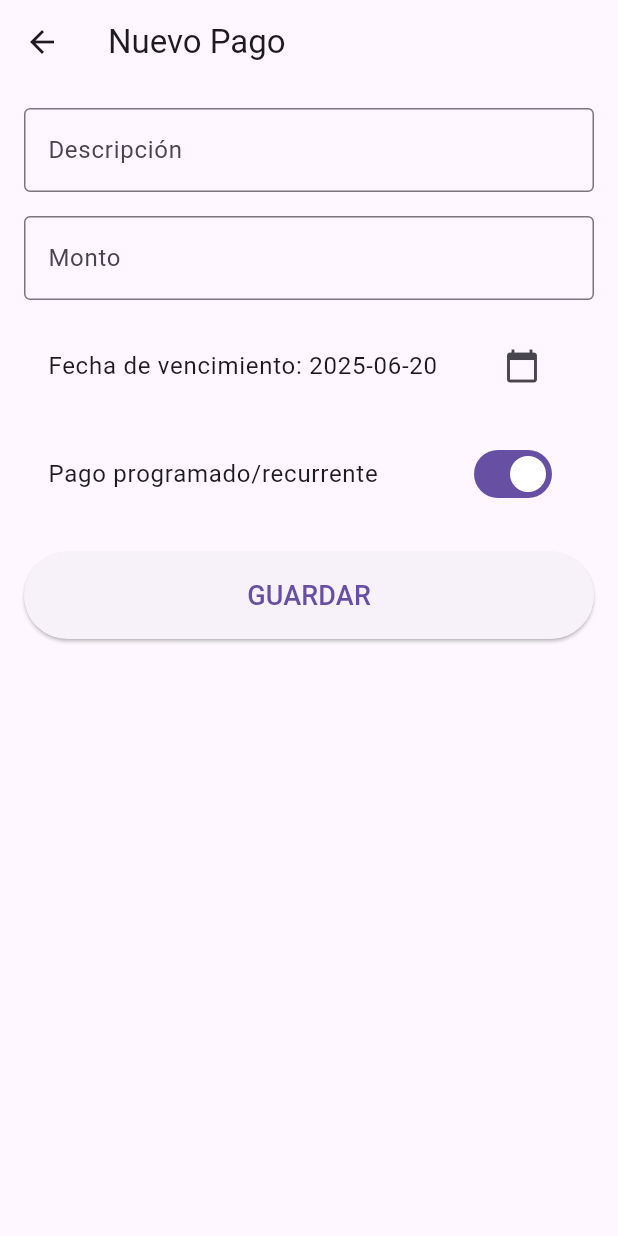
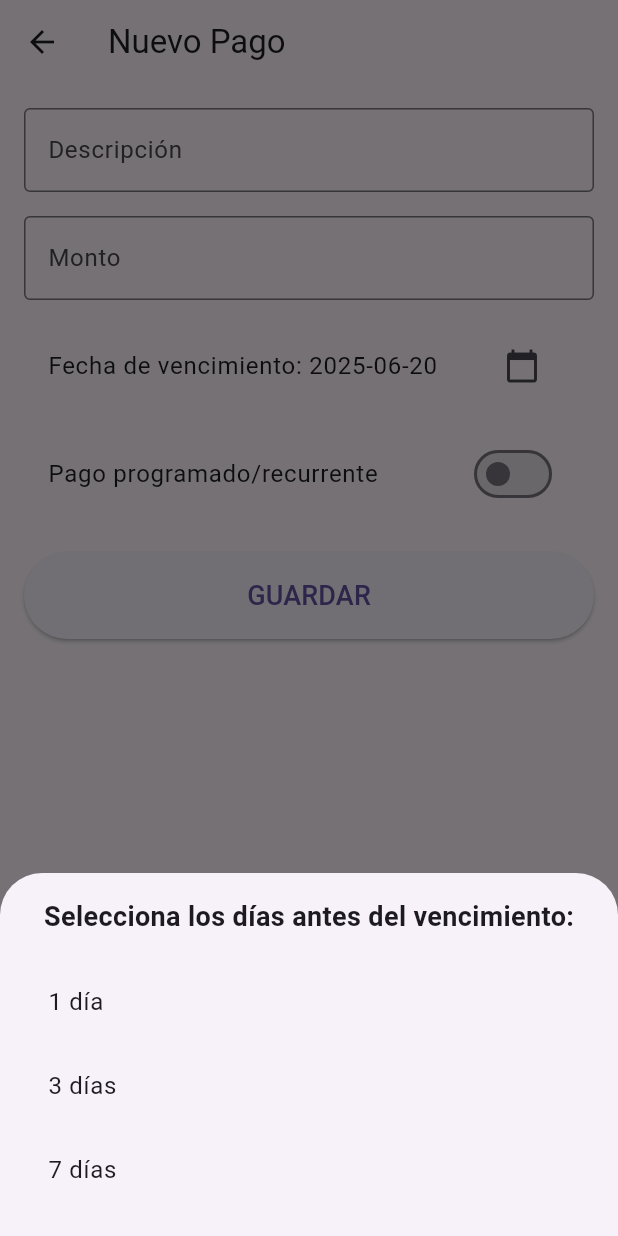
Before and after one commit to Alcander122/finaces, a Flutter app: the AgregarEditarPagoScreen screen opened by its route, after a tap on "Pago programado/recurrente", on a phone screen of 412 x 824 dp. Run offline on Flutter 3.47's test engine with Material 3 defaults, Android fonts, the phone set to English and light mode, and no system bars; our stand-ins replace cloud_firestore, firebase_auth, firebase_core, fl_chart, flutter_local_notifications, flutter_riverpod and 11 more; accounts and stored records are empty.

Commit message:
Refactorizar la estructura del código para mejorar la legibilidad y mantenibilidad.

```diff
--- a/lib/core/controller/my_app.dart
+++ b/lib/core/controller/my_app.dart
@@ -15,7 +15,7 @@ class _MyAppState extends ConsumerState<MyApp> with WidgetsBindingObserver {
   Timer? _inactivityTimer;
 
   /// Duración de inactividad antes de cerrar sesión automáticamente
-  final Duration _timeoutDuration = const Duration(minutes: 50);
+  final Duration _timeoutDuration = const Duration(minutes: 15);
 
   @override
   void initState() {
--- a/lib/core/data/models/pago_model.dart
+++ b/lib/core/data/models/pago_model.dart
@@ -1,29 +1,34 @@
+// pago_model.dart
 import 'package:cloud_firestore/cloud_firestore.dart';
 
-// Clase que representa un pago, incluye ID, descripción, monto, fecha de vencimiento y si está programado
 class Pago {
   final String id;
   final String descripcion;
   final double monto;
   final DateTime fechaVencimiento;
   final bool estaProgramado;
+  final int notificacionAntes; // Días antes del vencimiento para notificar
+  final String frecuenciaRecurrencia; // Ej: "mensual", "semanal"
 
-  // Constructor
   const Pago({
     required this.id,
     required this.descripcion,
     required this.monto,
     required this.fechaVencimiento,
     required this.estaProgramado,
+    required this.notificacionAntes,
+    required this.frecuenciaRecurrencia,
   });
 
-  // Método para copiar el objeto y modificarlo
+  // Crea una copia modificada del pago
   Pago copyWith({
     String? id,
     String? descripcion,
     double? monto,
     DateTime? fechaVencimiento,
     bool? estaProgramado,
+    int? notificacionAntes,
+    String? frecuenciaRecurrencia,
   }) {
     return Pago(
       id: id ?? this.id,
@@ -31,10 +36,12 @@ class Pago {
       monto: monto ?? this.monto,
       fechaVencimiento: fechaVencimiento ?? this.fechaVencimiento,
       estaProgramado: estaProgramado ?? this.estaProgramado,
+      notificacionAntes: notificacionAntes ?? this.notificacionAntes,
+      frecuenciaRecurrencia: frecuenciaRecurrencia ?? this.frecuenciaRecurrencia,
     );
   }
 
-  // Factory para crear un Pago a partir de un Map
+  // Convierte un Map en un objeto Pago
   factory Pago.fromMap(Map<String, dynamic> map) {
     return Pago(
       id: map['id'] ?? '',
@@ -42,16 +49,20 @@ class Pago {
       monto: (map['monto'] as num).toDouble(),
       fechaVencimiento: (map['fechaVencimiento'] as Timestamp).toDate(),
       estaProgramado: map['estaProgramado'] ?? false,
+      notificacionAntes: map['notificacionAntes'] ?? 1, // Por defecto 1 día
+      frecuenciaRecurrencia: map['frecuenciaRecurrencia'] ?? 'mensual', // Por defecto mensual
     );
   }
 
-  // Método para convertir el objeto en un Map
+  // Convierte el objeto Pago en un Map para Firebase
   Map<String, dynamic> toMap() {
     return {
       'descripcion': descripcion,
       'monto': monto,
       'fechaVencimiento': fechaVencimiento,
       'estaProgramado': estaProgramado,
+      'notificacionAntes': notificacionAntes,
+      'frecuenciaRecurrencia': frecuenciaRecurrencia,
     };
   }
 }
--- a/lib/presentations/screens/Pagos/agregar_editar_pago_screen.dart
+++ b/lib/presentations/screens/Pagos/agregar_editar_pago_screen.dart
@@ -9,18 +9,90 @@ class AgregarEditarPagoScreen extends ConsumerStatefulWidget {
   const AgregarEditarPagoScreen({super.key});
 
   @override
-  ConsumerState<AgregarEditarPagoScreen> createState() =>
-      _AgregarEditarPagoScreenState();
+  ConsumerState<AgregarEditarPagoScreen> createState() => _AgregarEditarPagoScreenState();
 }
 
-class _AgregarEditarPagoScreenState
-    extends ConsumerState<AgregarEditarPagoScreen> {
+class _AgregarEditarPagoScreenState extends ConsumerState<AgregarEditarPagoScreen> {
   final _formKey = GlobalKey<FormState>();
   final _descripcionController = TextEditingController();
   final _montoController = TextEditingController();
   late DateTime _fechaVencimiento;
   bool _esProgramado = false;
+  int _diasAntes = 1; // Días antes del vencimiento
+  String _frecuencia = 'mensual'; // Frecuencia de recurrencia
   bool _datosInicializados = false;
+
+  Future<void> _mostrarDialogoDias(BuildContext context) async {
+    final resultado = await showModalBottomSheet<int>(
+      context: context,
+      builder: (context) {
+        return Container(
+          padding: const EdgeInsets.all(16),
+          child: Column(
+            mainAxisSize: MainAxisSize.min,
+            children: [
+              const Text('Selecciona los días antes del vencimiento:',
+                style: TextStyle(fontSize: 18, fontWeight: FontWeight.bold),
+              ),
+              const SizedBox(height: 16),
+              ListTile(
+                title: const Text('1 día'),
+                onTap: () => Navigator.pop(context, 1),
+              ),
+              ListTile(
+                title: const Text('3 días'),
+                onTap: () => Navigator.pop(context, 3),
+              ),
+              ListTile(
+                title: const Text('7 días'),
+                onTap: () => Navigator.pop(context, 7),
+              ),
+            ],
+          ),
+        );
+      },
+    );
+
+    if (resultado != null) {
+      setState(() => _diasAntes = resultado);
+    }
+  }
+
+  Future<void> _mostrarDialogoFrecuencia(BuildContext context) async {
+    final resultado = await showModalBottomSheet<String>(
+      context: context,
+      builder: (context) {
+        return Container(
+          padding: const EdgeInsets.all(16),
+          child: Column(
+            mainAxisSize: MainAxisSize.min,
+            children: [
+              const Text('Selecciona la frecuencia de recurrencia:',
+                style: TextStyle(fontSize: 18, fontWeight: FontWeight.bold),
+              ),
+              const SizedBox(height: 16),
+              ListTile(
+                title: const Text('Mensual'),
+                onTap: () => Navigator.pop(context, 'mensual'),
+              ),
+              ListTile(
+                title: const Text('Semanal'),
+                onTap: () => Navigator.pop(context, 'semanal'),
+              ),
+              ListTile(
+                title: const Text('Anual'),
+                onTap: () => Navigator.pop(context, 'anual'),
+              ),
+            ],
+          ),
+        );
+      },
+    );
+
+    if (resultado != null) {
+      setState(() => _frecuencia = resultado);
+    }
+  }
 
   @override
   void initState() {
@@ -38,6 +110,8 @@ class _AgregarEditarPagoScreenState
         _montoController.text = args.monto.toString();
         _fechaVencimiento = args.fechaVencimiento;
         _esProgramado = args.estaProgramado;
+        _diasAntes = args.notificacionAntes;
+        _frecuencia = args.frecuenciaRecurrencia;
       }
       _datosInicializados = true;
     }
@@ -59,12 +133,15 @@ class _AgregarEditarPagoScreenState
         }
         final provider = ref.read(paymentProvider(authState.user!.uid).notifier);
         final nuevoPago = Pago(
-          id: '',
+          id: '', // Será asignado por Firebase
           descripcion: _descripcionController.text.trim(),
           monto: double.parse(_montoController.text),
           fechaVencimiento: _fechaVencimiento,
           estaProgramado: _esProgramado,
+          notificacionAntes: _diasAntes,
+          frecuenciaRecurrencia: _frecuencia,
         );
+
         final args = ModalRoute.of(context)?.settings.arguments;
         if (args is Pago) {
           final pagoExistente = args;
@@ -74,6 +151,8 @@ class _AgregarEditarPagoScreenState
               monto: nuevoPago.monto,
               fechaVencimiento: nuevoPago.fechaVencimiento,
               estaProgramado: nuevoPago.estaProgramado,
+              notificacionAntes: nuevoPago.notificacionAntes,
+              frecuenciaRecurrencia: nuevoPago.frecuenciaRecurrencia,
             ),
           );
         } else {
@@ -150,8 +229,33 @@ class _AgregarEditarPagoScreenState
               SwitchListTile(
                 title: const Text("Pago programado/recurrente"),
                 value: _esProgramado,
-                onChanged: (value) => setState(() => _esProgramado = value),
+                onChanged: (value) async {
+                  if (value) {
+                    await _mostrarDialogoDias(context);
+                    await _mostrarDialogoFrecuencia(context);
+                  }
+                  setState(() => _esProgramado = value);
+                },
               ),
+              if (_esProgramado)
+                Column(
+                  children: [
+                    ListTile(
+                      title: Text("Notificar $_diasAntes días antes"),
+                      trailing: IconButton(
+                        icon: const Icon(Icons.edit),
+                        onPressed: () => _mostrarDialogoDias(context),
+                      ),
+                    ),
+                    ListTile(
+                      title: Text("Frecuencia: $_frecuencia"),
+                      trailing: IconButton(
+                        icon: const Icon(Icons.edit),
+                        onPressed: () => _mostrarDialogoFrecuencia(context),
+                      ),
+                    ),
+                  ],
+                ),
               const SizedBox(height: 24),
               ElevatedButton(
                 onPressed: () => _guardarPago(context, ref),
--- a/lib/presentations/screens/auth/register.screen.dart
+++ b/lib/presentations/screens/auth/register.screen.dart
@@ -8,7 +8,7 @@ import 'package:flutter/material.dart';
 import 'LoginScreen.dart';
 import 'package:flutter_riverpod/flutter_riverpod.dart';
 import 'package:firebase_auth/firebase_auth.dart';
-import 'package:icons_plus/icons_plus.dart';
+import 'package:icons_plus/icons_plus.dart'; // This import provides the Logos class for social icons
 import 'package:finances/presentations/widgets/custom_scaffold.dart';
 
 class RegisterScreen extends StatefulWidget {
@@ -260,7 +260,7 @@ class _RegisterScreenState extends State<RegisterScreen> {
                       Row(
                         mainAxisAlignment: MainAxisAlignment.spaceEvenly,
                         children: [
-                          Logo(Logos.facebook_f),
+                          Logo(Logos.facebook_f), // Uses the Logos class from icons_plus
                           Consumer(
                             builder: (context, ref, _) {
                               return GestureDetector(
--- a/pubspec.yaml
+++ b/pubspec.yaml
@@ -51,12 +51,12 @@ dependencies:
 dev_dependencies:
   flutter_test:
     sdk: flutter
-  firebase_core: ^3.13.0 # O la última versión disponible
-  firebase_auth: ^5.5.3  # Otras bibliotecas de Firebase que necesites
+  firebase_core: ^3.14.0 # O la última versión disponible
+  firebase_auth: ^5.6.0  # Otras bibliotecas de Firebase que necesites
   flutter_riverpod: ^2.6.1
   syncfusion_flutter_charts: ^29.1.38 # O la última versión disponible
   shared_preferences: ^2.5.3
-  cloud_firestore: ^5.6.2
+  cloud_firestore: ^5.6.9
   provider: ^6.0.5
   intl: ^0.20.2
   fl_chart: ^0.71.0
```
Also changed, not shown: lib/core/data/providers/auth_provider.dart (+38 -26 lines), lib/core/data/providers/payment_provider.dart (+66 -50 lines), lib/core/data/services/auth.services.dart (+4 -4 lines), lib/core/data/services/notification_service.dart (+72 -29 lines), lib/main.dart (+6 -1 lines), lib/presentations/screens/auth/LoginScreen.dart (+28 -4 lines), pubspec.lock, 2 other files.
